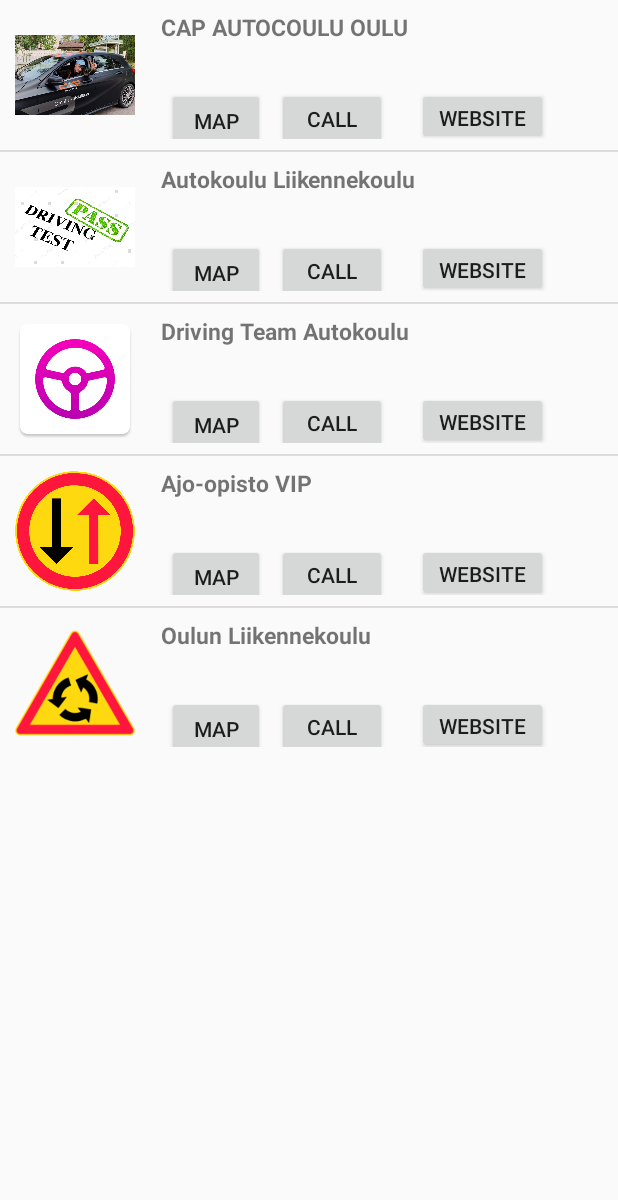
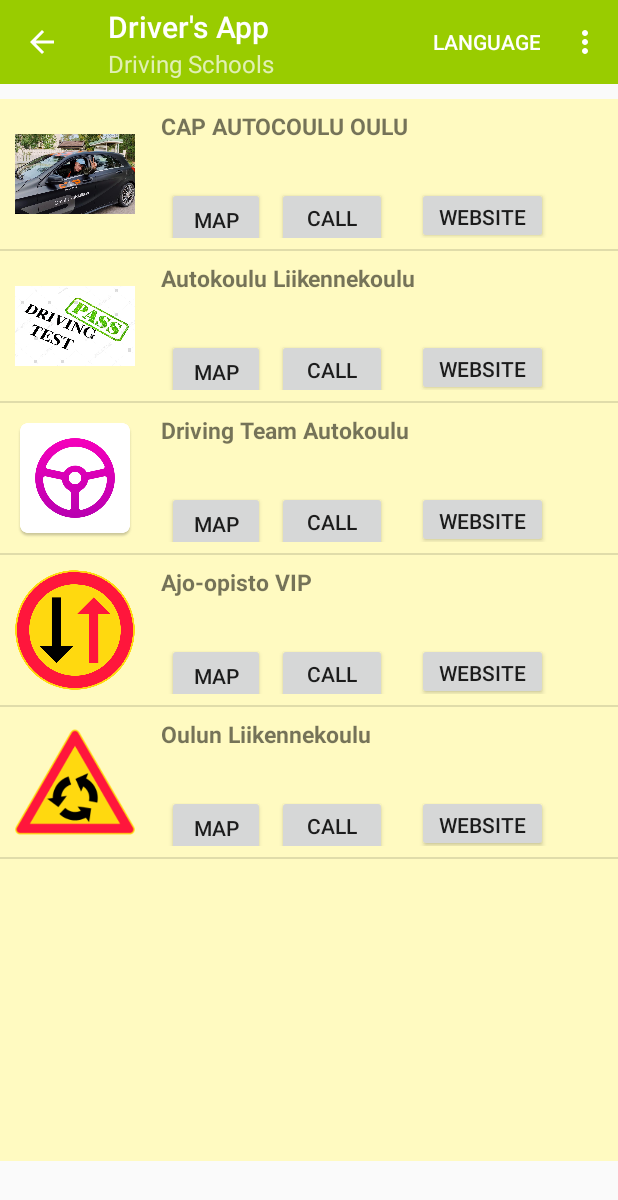
Before and after one commit to tapiopa/Driver-s-Licence-App, an Android app: the DrivingschoolActivity screen opened directly, with no data from a screen before it, on a phone screen of 412 x 824 dp. Shown: the top 1200 px of the screen. Run offline under Robolectric (Android 15) with nearby library versions, the phone set to English and light mode, and no system bars.

Commit message:
updated for toolbar,background color,styles in driving school

```diff
--- a/app/src/main/java/tapiopalonemi/fi/driversapp/DrivingschoolActivity.java
+++ b/app/src/main/java/tapiopalonemi/fi/driversapp/DrivingschoolActivity.java
@@ -1,7 +1,15 @@
 package tapiopalonemi.fi.driversapp;
+import android.content.res.Configuration;
+import android.content.res.Resources;
 import android.os.Bundle;
+import android.support.v7.app.ActionBar;
 import android.support.v7.app.AppCompatActivity;
+import android.support.v7.widget.Toolbar;
+import android.util.DisplayMetrics;
 import android.util.Log;
+import android.view.Menu;
+import android.view.MenuInflater;
+import android.view.MenuItem;
 import android.widget.ArrayAdapter;
 import android.widget.Button;
 import android.widget.ListView;
@@ -13,6 +21,8 @@ import android.content.Intent;
 import android.net.Uri;
 import android.widget.EditText;
 import java.util.List;
+import java.util.Locale;
+
 public class DrivingschoolActivity extends AppCompatActivity {
 
 
@@ -25,6 +35,19 @@ public class DrivingschoolActivity extends AppCompatActivity {
     protected void onCreate(Bundle savedInstanceState) {
         super.onCreate(savedInstanceState);
         setContentView(R.layout.activity_drivingschool);
+        Toolbar myToolbar = findViewById(R.id.toolbar_drivingschool);
+        setSupportActionBar(myToolbar);
+
+        // Get a support ActionBar corresponding to this toolbar
+        ActionBar ab = getSupportActionBar();
+
+        if (null != ab) {
+            ab.setDisplayHomeAsUpEnabled(true);
+            String abTitle = "Driver's App";
+            ab.setTitle(abTitle);
+            ab.setSubtitle(R.string.driving_schools);
+
+        }
 //        Button listview_item_call = (Button) findViewById(R.id.call);
 //        Button listview_item_go = (Button) findViewById(R.id.go);
 //        Button listview_item_map = (Button) findViewById(R.id.map);
@@ -98,4 +121,54 @@ public class DrivingschoolActivity extends AppCompatActivity {
         ListView androidListView = (ListView) findViewById(R.id.list_view);
         androidListView.setAdapter(adapter);
     }
+
+    @Override
+    public boolean onCreateOptionsMenu(Menu menu) {
+        MenuInflater inflater = getMenuInflater();
+        inflater.inflate(R.menu.language, menu);
+        return true;
+    }
+
+    //Handle selecting a language in language menu
+    @Override
+    public boolean onOptionsItemSelected(MenuItem item) {
+        // Handle item selection
+        switch (item.getItemId()) {
+            case R.id.english:
+                Log.i("LANGUAGE SELECTION", "english");
+                setLocale("en");
+                return true;
+            case R.id.finnish:
+                Log.i("LANGUAGE SELECTION", "finnish");
+                setLocale("fi");
+                return true;
+            case R.id.swedish:
+                Log.i("LANGUAGE SELECTION", "swedish");
+                setLocale("sv");
+                return true;
+            case R.id.hungarian:
+                Log.i("LANGUAGE SELECTION", "hungarian");
+                setLocale("hu");
+                return true;
+            case R.id.nepali:
+                Log.i("LANGUAGE SELECTION", "nepali");
+                setLocale("ne");
+                return true;
+            default:
+                return super.onOptionsItemSelected(item);
+        }
+    }
+
+    //Set locale according to language selection
+    private void setLocale(String lang) {
+        Locale myLocale = new Locale(lang);
+        Resources res = getResources();
+        DisplayMetrics dm = res.getDisplayMetrics();
+        Configuration conf = res.getConfiguration();
+        conf.setLocale(myLocale);
+        res.updateConfiguration(conf, dm);
+        Intent refresh = new Intent(this, DrivingschoolActivity.class);
+        startActivity(refresh);
+        finish();
+    }
 }
--- a/app/src/main/res/layout/activity_drivingschool.xml
+++ b/app/src/main/res/layout/activity_drivingschool.xml
@@ -1,13 +1,33 @@
 <?xml version="1.0" encoding="utf-8"?>
 <android.support.constraint.ConstraintLayout
     xmlns:android="http://schemas.android.com/apk/res/android"
+    xmlns:app="http://schemas.android.com/apk/res-auto"
+    xmlns:tools="http://schemas.android.com/tools"
     android:layout_width="match_parent"
     android:layout_height="match_parent"
     android:orientation="vertical">
 
+    <android.support.v7.widget.Toolbar
+        android:id="@+id/toolbar_drivingschool"
+        android:layout_width="0dp"
+        android:layout_height="wrap_content"
+        android:background="@android:color/holo_green_light"
+        android:minHeight="?attr/actionBarSize"
+        android:theme="@style/AppBarOverlay"
+        app:layout_constraintEnd_toEndOf="parent"
+        app:layout_constraintStart_toStartOf="parent"
+        app:layout_constraintTop_toTopOf="parent" />
+
+
     <ListView
         android:id="@+id/list_view"
         android:layout_width="fill_parent"
-        android:layout_height="wrap_content" />
+        android:layout_height="708dp"
+        android:layout_marginTop="10dp"
+        android:background="@color/colorExtra"
+        app:layout_constraintEnd_toEndOf="parent"
+        app:layout_constraintHorizontal_bias="0.0"
+        app:layout_constraintStart_toStartOf="parent"
+        app:layout_constraintTop_toBottomOf="@+id/toolbar_drivingschool" />
 
 </android.support.constraint.ConstraintLayout>
--- a/app/src/main/res/layout/activity_drivingschools.xml
+++ b/app/src/main/res/layout/activity_drivingschools.xml
@@ -5,6 +5,8 @@
     xmlns:tools="http://schemas.android.com/tools"
     android:layout_width="match_parent"
     android:layout_height="match_parent">
+
+
 
 
     <ImageView
```
Also changed, not shown: app/src/main/res/layout/activity_main.xml (+4 -3 lines).
